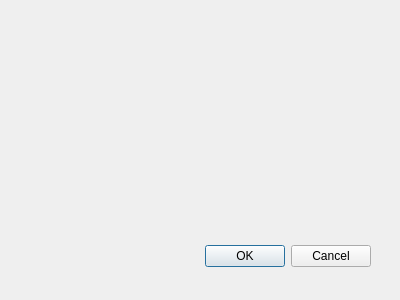
Before: the Qt Designer form TileGenerator.ui in mykk/quantumTiles, drawn with Qt 5.
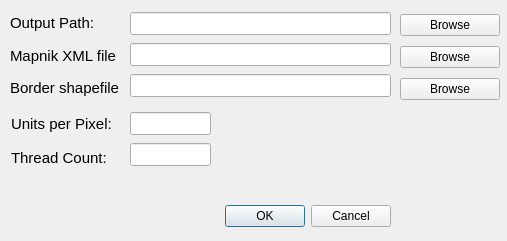
After: the same form once the commit is applied.

```diff
--- a/TileGenerator.ui
+++ b/TileGenerator.ui
@@ -7,8 +7,8 @@
    <rect>
     <x>0</x>
     <y>0</y>
-    <width>400</width>
-    <height>300</height>
+    <width>507</width>
+    <height>241</height>
    </rect>
   </property>
   <property name="windowTitle">
@@ -17,8 +17,8 @@
   <widget class="QDialogButtonBox" name="buttonBox">
    <property name="geometry">
     <rect>
-     <x>30</x>
-     <y>240</y>
+     <x>50</x>
+     <y>200</y>
      <width>341</width>
      <height>32</height>
     </rect>
@@ -30,6 +30,228 @@
     <set>QDialogButtonBox::Cancel|QDialogButtonBox::Ok</set>
    </property>
   </widget>
+  <widget class="QWidget" name="">
+   <property name="geometry">
+    <rect>
+     <x>130</x>
+     <y>10</y>
+     <width>261</width>
+     <height>92</height>
+    </rect>
+   </property>
+   <layout class="QVBoxLayout" name="verticalLayout">
+    <item>
+     <widget class="QLineEdit" name="output_path">
+      <property name="font">
+       <font>
+        <pointsize>10</pointsize>
+       </font>
+      </property>
+      <property name="toolTip">
+       <string>Path where to output tiles</string>
+      </property>
+     </widget>
+    </item>
+    <item>
+     <widget class="QLineEdit" name="xml_file">
+      <property name="font">
+       <font>
+        <pointsize>10</pointsize>
+       </font>
+      </property>
+      <property name="toolTip">
+       <string>Mapnik xml file to be used for tile generation</string>
+      </property>
+     </widget>
+    </item>
+    <item>
+     <widget class="QLineEdit" name="border_file">
+      <property name="font">
+       <font>
+        <pointsize>10</pointsize>
+       </font>
+      </property>
+      <property name="toolTip">
+       <string>Closed shapefile with extents</string>
+      </property>
+     </widget>
+    </item>
+   </layout>
+  </widget>
+  <widget class="QWidget" name="">
+   <property name="geometry">
+    <rect>
+     <x>130</x>
+     <y>110</y>
+     <width>81</width>
+     <height>60</height>
+    </rect>
+   </property>
+   <layout class="QVBoxLayout" name="verticalLayout_3">
+    <item>
+     <widget class="QLineEdit" name="units_pixel">
+      <property name="font">
+       <font>
+        <pointsize>10</pointsize>
+       </font>
+      </property>
+      <property name="toolTip">
+       <string>Units per pixel</string>
+      </property>
+     </widget>
+    </item>
+    <item>
+     <widget class="QLineEdit" name="thread_count">
+      <property name="font">
+       <font>
+        <pointsize>10</pointsize>
+       </font>
+      </property>
+      <property name="toolTip">
+       <string>How many threads to use in tile generation</string>
+      </property>
+     </widget>
+    </item>
+   </layout>
+  </widget>
+  <widget class="QWidget" name="">
+   <property name="geometry">
+    <rect>
+     <x>10</x>
+     <y>10</y>
+     <width>114</width>
+     <height>91</height>
+    </rect>
+   </property>
+   <layout class="QVBoxLayout" name="verticalLayout_2">
+    <item>
+     <widget class="QLabel" name="textLabel1">
+      <property name="font">
+       <font>
+        <pointsize>11</pointsize>
+       </font>
+      </property>
+      <property name="text">
+       <string>Output Path:</string>
+      </property>
+      <property name="buddy">
+       <cstring></cstring>
+      </property>
+     </widget>
+    </item>
+    <item>
+     <widget class="QLabel" name="textLabel1_4">
+      <property name="font">
+       <font>
+        <pointsize>11</pointsize>
+       </font>
+      </property>
+      <property name="text">
+       <string>Mapnik XML file</string>
+      </property>
+      <property name="buddy">
+       <cstring></cstring>
+      </property>
+     </widget>
+    </item>
+    <item>
+     <widget class="QLabel" name="textLabel1_5">
+      <property name="font">
+       <font>
+        <pointsize>11</pointsize>
+       </font>
+      </property>
+      <property name="text">
+       <string>Border shapefile</string>
+      </property>
+     </widget>
+    </item>
+   </layout>
+  </widget>
+  <widget class="QWidget" name="">
+   <property name="geometry">
+    <rect>
+     <x>11</x>
+     <y>110</y>
+     <width>111</width>
+     <height>61</height>
+    </rect>
+   </property>
+   <layout class="QVBoxLayout" name="verticalLayout_4">
+    <item>
+     <widget class="QLabel" name="textLabel1_3">
+      <property name="font">
+       <font>
+        <pointsize>11</pointsize>
+       </font>
+      </property>
+      <property name="text">
+       <string>Units per Pixel:</string>
+      </property>
+     </widget>
+    </item>
+    <item>
+     <widget class="QLabel" name="textLabel1_2">
+      <property name="font">
+       <font>
+        <pointsize>11</pointsize>
+       </font>
+      </property>
+      <property name="text">
+       <string>Thread Count:</string>
+      </property>
+     </widget>
+    </item>
+   </layout>
+  </widget>
+  <widget class="QWidget" name="">
+   <property name="geometry">
+    <rect>
+     <x>400</x>
+     <y>10</y>
+     <width>100</width>
+     <height>95</height>
+    </rect>
+   </property>
+   <layout class="QGridLayout" name="gridLayout">
+    <item row="0" column="0">
+     <widget class="QPushButton" name="output_browse">
+      <property name="text">
+       <string>Browse</string>
+      </property>
+     </widget>
+    </item>
+    <item row="1" column="0">
+     <widget class="QPushButton" name="xml_browse">
+      <property name="text">
+       <string>Browse</string>
+      </property>
+     </widget>
+    </item>
+    <item row="2" column="0">
+     <widget class="QPushButton" name="border_browse">
+      <property name="text">
+       <string>Browse</string>
+      </property>
+     </widget>
+    </item>
+   </layout>
+  </widget>
+  <zorder>buttonBox</zorder>
+  <zorder>output_path</zorder>
+  <zorder>textLabel1</zorder>
+  <zorder>thread_count</zorder>
+  <zorder>textLabel1_2</zorder>
+  <zorder>textLabel1_3</zorder>
+  <zorder>units_pixel</zorder>
+  <zorder>textLabel1_4</zorder>
+  <zorder>xml_file</zorder>
+  <zorder>border_file</zorder>
+  <zorder>textLabel1_5</zorder>
+  <zorder>textLabel1_2</zorder>
+  <zorder>output_browse</zorder>
+  <zorder>xml_browse</zorder>
+  <zorder>border_browse</zorder>
  </widget>
  <resources/>
  <connections>
```
